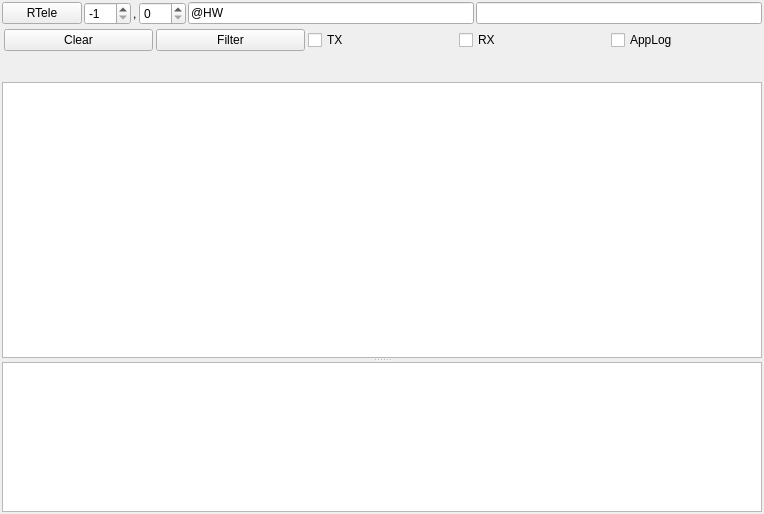
break11/AutoStorage, file Lib/AppWidgets/Agent_Cmd_Log_Form.ui: the form before one commit.
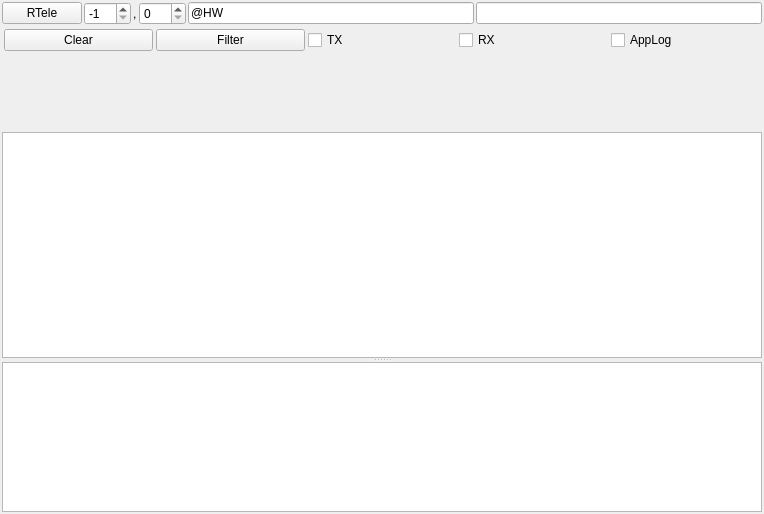
The form after the commit.

```diff
--- a/Lib/AppWidgets/Agent_Cmd_Log_Form.ui
+++ b/Lib/AppWidgets/Agent_Cmd_Log_Form.ui
@@ -163,23 +163,23 @@
      <property name="minimumSize">
       <size>
        <width>0</width>
-       <height>25</height>
+       <height>75</height>
       </size>
      </property>
-     <layout class="QHBoxLayout" name="horizontalLayout_2">
-      <property name="spacing">
-       <number>0</number>
-      </property>
+     <layout class="QGridLayout" name="gridLayout" rowstretch="0" rowminimumheight="0" columnminimumwidth="0">
       <property name="leftMargin">
-       <number>2</number>
+       <number>3</number>
       </property>
       <property name="topMargin">
-       <number>2</number>
+       <number>3</number>
       </property>
       <property name="rightMargin">
-       <number>2</number>
+       <number>3</number>
       </property>
       <property name="bottomMargin">
+       <number>3</number>
+      </property>
+      <property name="spacing">
        <number>2</number>
       </property>
      </layout>
```
